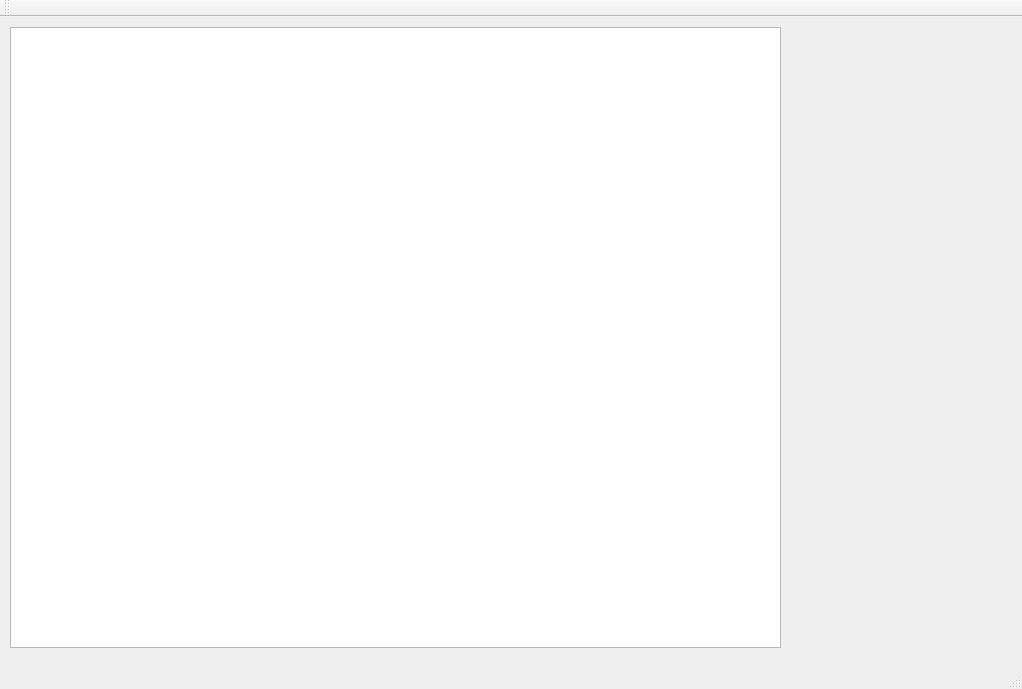
Above: package_parse/mainwindow.ui from 11494032/qt-package before the change. Below: the same form after it.
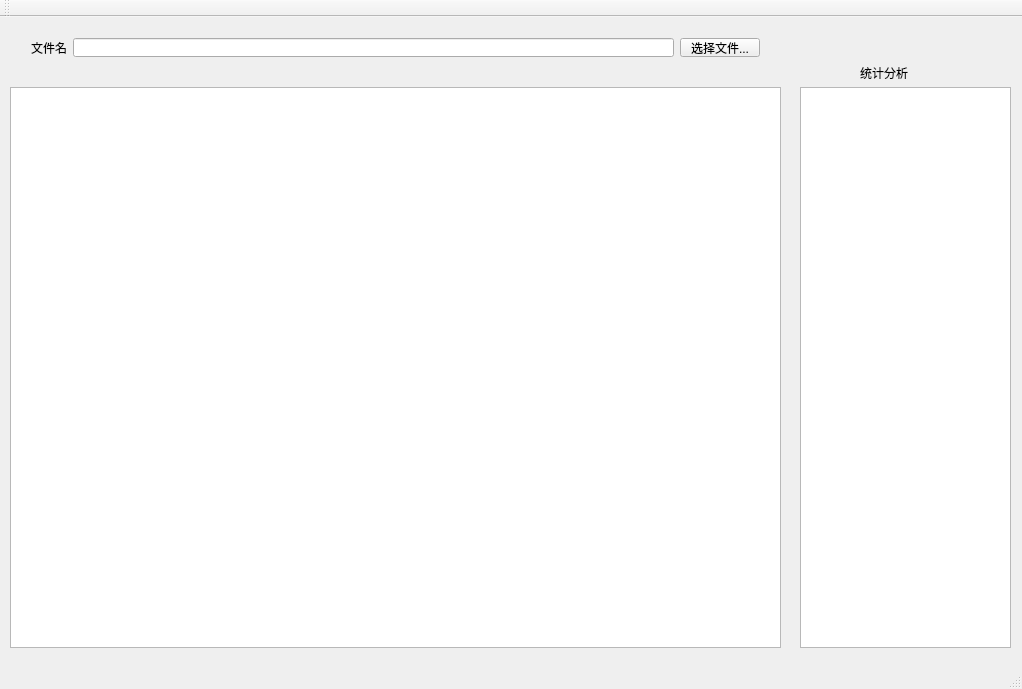
That is the form after the change.

Commit message: * 修改界面

The edit to the form file:
```diff
--- a/package_parse/mainwindow.ui
+++ b/package_parse/mainwindow.ui
@@ -18,12 +18,64 @@
     <property name="geometry">
      <rect>
       <x>10</x>
-      <y>10</y>
+      <y>70</y>
       <width>771</width>
-      <height>621</height>
+      <height>561</height>
      </rect>
     </property>
    </widget>
+   <widget class="QWidget" name="horizontalLayoutWidget">
+    <property name="geometry">
+     <rect>
+      <x>20</x>
+      <y>10</y>
+      <width>751</width>
+      <height>41</height>
+     </rect>
+    </property>
+    <layout class="QHBoxLayout" name="horizontalLayout">
+     <item>
+      <widget class="QLabel" name="label">
+       <property name="text">
+        <string>文件名</string>
+       </property>
+      </widget>
+     </item>
+     <item>
+      <widget class="QLineEdit" name="lineEdit"/>
+     </item>
+     <item>
+      <widget class="QPushButton" name="pushButton">
+       <property name="text">
+        <string>选择文件...</string>
+       </property>
+      </widget>
+     </item>
+    </layout>
+   </widget>
+   <widget class="QTableWidget" name="package_parse">
+    <property name="geometry">
+     <rect>
+      <x>800</x>
+      <y>70</y>
+      <width>211</width>
+      <height>561</height>
+     </rect>
+    </property>
+   </widget>
+   <widget class="QLabel" name="label_2">
+    <property name="geometry">
+     <rect>
+      <x>860</x>
+      <y>50</y>
+      <width>54</width>
+      <height>12</height>
+     </rect>
+    </property>
+    <property name="text">
+     <string>统计分析</string>
+    </property>
+   </widget>
   </widget>
   <widget class="QToolBar" name="mainToolBar">
    <attribute name="toolBarArea">
```
The commit also changes 7 other files.
